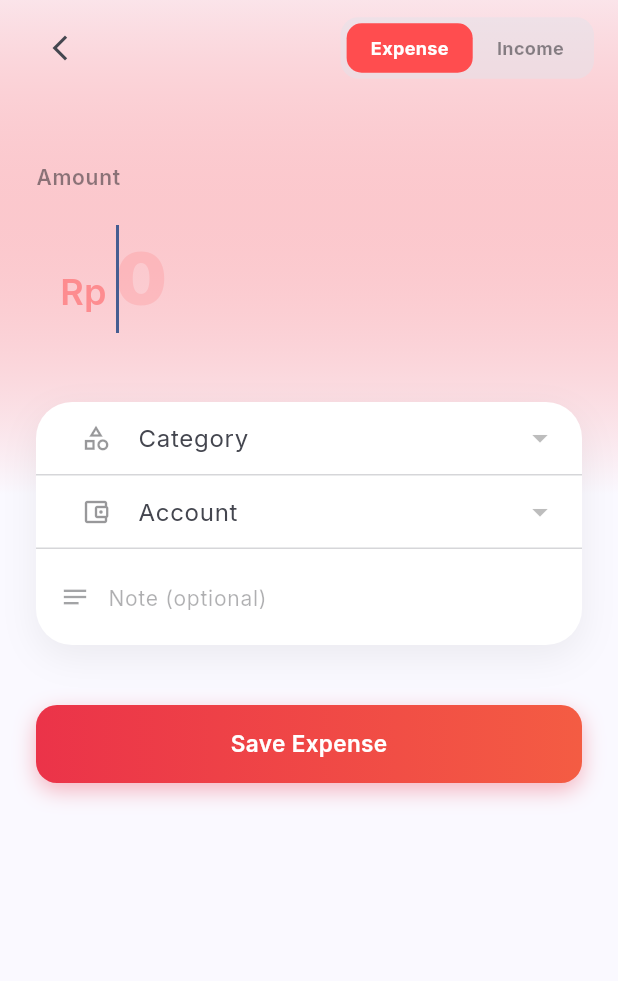
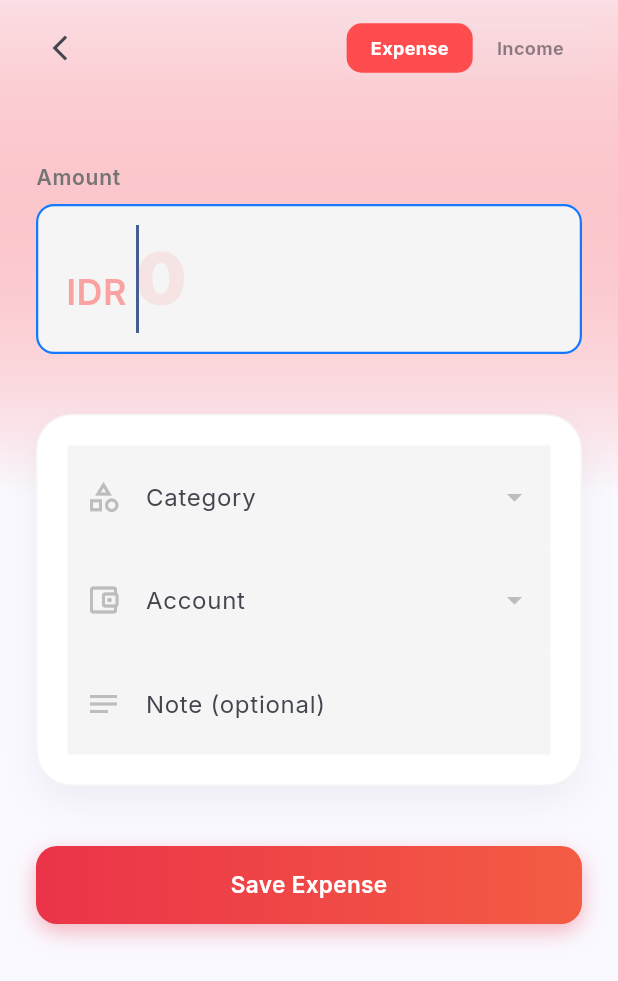
Before and after one commit to randyyuanda/finance-tracker, a Flutter app: the QuickAddScreen screen opened by its route, on a phone screen of 412 x 824 dp. Shown: the top 981 px of the screen. Run offline on Flutter 3.47's test engine with Material 3 defaults, Android fonts, the phone set to English and light mode, and no system bars; our stand-ins replace dio, firebase_core, firebase_messaging, fl_chart, flutter_local_notifications, google_fonts and 4 more; missing offline and left inert: home_widget; accounts and stored records are empty.

Commit message:
fix: restore QuickAdd original UI style, use account currency instead of Rp
- QuickAddScreen reverted to original simple layout (white card, standard dropdowns)
  keeping: notes field, comma-dot amount formatter, prefilled amount from widget,
  theme-aware dark/light colors, Navigator.canPop back navigation
- prefixText now uses selected account currency (IDR/USD/etc) instead of hardcoded Rp
- l10n.transactionAddedBody accepts optional currency param
- Widget balance in main.dart uses first account currency instead of hardcoded Rp

Co-Authored-By: Claude Sonnet 4.6 <noreply@anthropic.com>

```diff
--- a/mobile/lib/core/l10n.dart
+++ b/mobile/lib/core/l10n.dart
@@ -110,9 +110,9 @@ class AppL10n {
   String get transactionLogged => _t('Transaction Logged', 'Transaksi Dicatat', '交易已记录');
   String get authRequired => _t('Authentication Required', 'Butuh Autentikasi', '需要身份验证');
   String get authRequiredMsg => _t('Please open BuxBux and log in.', 'Silakan buka BuxBux dan masuk.', '请打开 BuxBux 并登录。');
-  String transactionAddedBody(String type, String amount) => _t(
-        '$type of Rp $amount added.',
-        '$type Rp $amount telah ditambahkan.',
+  String transactionAddedBody(String type, String amount, {String currency = 'IDR'}) => _t(
+        '$type of $currency $amount added.',
+        '$type $currency $amount telah ditambahkan.',
         '已添加 $amount 的 $type。',
       );
 
--- a/mobile/lib/main.dart
+++ b/mobile/lib/main.dart
@@ -131,9 +131,11 @@ Future<void> _homeWidgetBackgroundHandler(Uri? uri) async {
       );
 
       // 4. Update the widget balance
-      final balRes = await dio.get('/accounts/balance');
-      final totalBal = balRes.data['totalBalance'] ?? 0;
-      await HomeWidget.saveWidgetData('balance', 'Rp $totalBal');
+      final accRes = await dio.get('/accounts');
+      final accList = accRes.data as List;
+      final firstCurrency = accList.isNotEmpty ? (accList.first['currency'] ?? 'IDR') : 'IDR';
+      final totalBal = accList.fold<double>(0, (s, a) => s + ((a['balance'] as num?)?.toDouble() ?? 0));
+      await HomeWidget.saveWidgetData('balance', '$firstCurrency ${totalBal.toStringAsFixed(0)}');
       await HomeWidget.updateWidget(name: 'BuxBuxWidgetProvider');
     } catch (e) {
       debugPrint('Background Log Error: $e');
--- a/mobile/lib/screens/transactions/quick_add_screen.dart
+++ b/mobile/lib/screens/transactions/quick_add_screen.dart
@@ -38,9 +38,7 @@ class _QuickAddScreenState extends State<QuickAddScreen> {
         _amountCtrl.text = NumberFormat('#,###', 'id_ID').format(amt.toInt());
       }
     }
-    WidgetsBinding.instance.addPostFrameCallback((_) {
-      _loadDefaults();
-    });
+    WidgetsBinding.instance.addPostFrameCallback((_) => _loadDefaults());
   }
 
   void _loadDefaults() {
@@ -48,20 +46,24 @@ class _QuickAddScreenState extends State<QuickAddScreen> {
     final cats = _type == 'income'
         ? context.read<CategoryProvider>().incomeCategories
         : context.read<CategoryProvider>().expenseCategories;
-
     setState(() {
       if (accs.isNotEmpty) _accountId = accs.first.id;
-      if (cats.isNotEmpty) {
-        _categoryId = cats.first.id;
-      } else {
-        _categoryId = null;
-      }
+      if (cats.isNotEmpty) _categoryId = cats.first.id;
     });
+  }
+
+  String get _selectedCurrency {
+    final accs = context.read<AccountProvider>().accounts;
+    if (_accountId == null) return 'IDR';
+    try {
+      return accs.firstWhere((a) => a.id == _accountId).currency;
+    } catch (_) {
+      return accs.isNotEmpty ? accs.first.currency : 'IDR';
+    }
   }
 
   Future<void> _save() async {
     if (_amountCtrl.text.isEmpty || _accountId == null || _categoryId == null) return;
-
     setState(() => _loading = true);
     final rawAmount = double.parse(_amountCtrl.text.replaceAll(RegExp(r'[^0-9]'), ''));
     final ok = await context.read<TransactionProvider>().create({
@@ -79,7 +81,7 @@ class _QuickAddScreenState extends State<QuickAddScreen> {
         await NotificationService.showImmediate(
           id: DateTime.now().hashCode.toString(),
           title: context.l10n.transactionLogged,
-          body: context.l10n.transactionAddedBody(typeLabel, _amountCtrl.text),
+          body: context.l10n.transactionAddedBody(typeLabel, _amountCtrl.text, currency: _selectedCurrency),
         );
         if (Navigator.canPop(context)) {
           Navigator.pop(context, true);
@@ -113,27 +115,25 @@ class _QuickAddScreenState extends State<QuickAddScreen> {
 
     final theme = Theme.of(context);
     final isDark = theme.brightness == Brightness.dark;
-    final cardColor = theme.cardTheme.color ?? (isDark ? const Color(0xFF1E1E2E) : Colors.white);
-    final scaffoldBg = theme.scaffoldBackgroundColor;
+    final cardColor = isDark ? theme.cardTheme.color ?? const Color(0xFF1E1E2E) : Colors.white;
+    final cardBorder = isDark ? Colors.transparent : Colors.grey.shade100;
+    final hintColor = isDark ? Colors.grey.shade600 : Colors.grey.shade400;
+    final labelColor = isDark ? Colors.grey.shade400 : Colors.grey.shade600;
 
     return Scaffold(
-      backgroundColor: scaffoldBg,
+      backgroundColor: theme.scaffoldBackgroundColor,
       body: Container(
         decoration: BoxDecoration(
           gradient: LinearGradient(
             begin: Alignment.topCenter,
             end: Alignment.bottomCenter,
-            colors: [
-              accentColor.withValues(alpha: isDark ? 0.08 : 0.12),
-              scaffoldBg,
-            ],
+            colors: [accentColor.withValues(alpha: 0.15), theme.scaffoldBackgroundColor],
             stops: const [0.0, 0.4],
           ),
         ),
         child: SafeArea(
           child: Column(
             children: [
-              // Header
               Padding(
                 padding: const EdgeInsets.symmetric(horizontal: 16, vertical: 8),
                 child: Row(
@@ -152,13 +152,13 @@ class _QuickAddScreenState extends State<QuickAddScreen> {
                     Container(
                       padding: const EdgeInsets.all(4),
                       decoration: BoxDecoration(
-                        color: theme.colorScheme.surfaceContainerHighest.withValues(alpha: 0.5),
+                        color: theme.colorScheme.surfaceContainerHighest.withValues(alpha: isDark ? 0.4 : 0.1),
                         borderRadius: BorderRadius.circular(12),
                       ),
                       child: Row(
                         children: [
-                          _buildMiniTab('expense', 'Expense', kExpenseColor),
-                          _buildMiniTab('income', 'Income', kIncomeColor),
+                          _buildMiniTab('expense', 'Expense', kExpenseColor, theme),
+                          _buildMiniTab('income', 'Income', kIncomeColor, theme),
                         ],
                       ),
                     ),
@@ -175,12 +175,7 @@ class _QuickAddScreenState extends State<QuickAddScreen> {
                       const SizedBox(height: 20),
                       Text(
                         'Amount',
-                        style: TextStyle(
-                          fontSize: 14,
-                          fontWeight: FontWeight.w600,
-                          color: theme.colorScheme.onSurface.withValues(alpha: 0.5),
-                          letterSpacing: 0.5,
-                        ),
+                        style: TextStyle(fontSize: 14, fontWeight: FontWeight.w600, color: labelColor, letterSpacing: 0.5),
                       ),
                       const SizedBox(height: 8),
                       TextField(
@@ -188,88 +183,69 @@ class _QuickAddScreenState extends State<QuickAddScreen> {
                         autofocus: widget.prefilledAmount == null,
                         keyboardType: TextInputType.number,
                         inputFormatters: [AmountInputFormatter()],
-                        style: TextStyle(
-                          fontSize: 48,
-                          fontWeight: FontWeight.w900,
-                          color: accentColor,
-                          letterSpacing: -1,
-                        ),
+                        style: TextStyle(fontSize: 48, fontWeight: FontWeight.w900, color: accentColor, letterSpacing: -1),
                         decoration: InputDecoration(
                           hintText: '0',
-                          prefixText: 'Rp ',
-                          prefixStyle: TextStyle(
-                            fontSize: 24,
-                            fontWeight: FontWeight.w600,
-                            color: accentColor.withValues(alpha: 0.5),
-                          ),
+                          prefixText: '$_selectedCurrency ',
+                          prefixStyle: TextStyle(fontSize: 24, fontWeight: FontWeight.w600, color: accentColor.withValues(alpha: 0.5)),
                           border: InputBorder.none,
-                          enabledBorder: InputBorder.none,
-                          focusedBorder: InputBorder.none,
-                          filled: false,
-                          hintStyle: TextStyle(color: accentColor.withValues(alpha: 0.15)),
+                          hintStyle: TextStyle(color: accentColor.withValues(alpha: 0.1)),
                         ),
                       ),
-                      const SizedBox(height: 32),
+                      const SizedBox(height: 40),
 
-                      // Input Card
                       Container(
+                        padding: const EdgeInsets.all(20),
                         decoration: BoxDecoration(
                           color: cardColor,
                           borderRadius: BorderRadius.circular(24),
                           boxShadow: [
                             BoxShadow(
-                              color: Colors.black.withValues(alpha: isDark ? 0.3 : 0.06),
+                              color: Colors.black.withValues(alpha: isDark ? 0.3 : 0.05),
                               blurRadius: 20,
-                              offset: const Offset(0, 8),
-                            )
+                              offset: const Offset(0, 10),
+                            ),
                           ],
+                          border: Border.all(color: cardBorder),
                         ),
                         child: Column(
                           children: [
-                            _DropdownTile(
-                              icon: Icons.category_outlined,
-                              label: 'Category',
+                            DropdownButtonFormField<String>(
                               value: _categoryId,
-                              items: categories
-                                  .map((c) => DropdownMenuItem(value: c.id, child: Text(c.name)))
-                                  .toList(),
+                              dropdownColor: cardColor,
+                              decoration: InputDecoration(
+                                labelText: 'Category',
+                                prefixIcon: Icon(Icons.category_outlined, color: hintColor),
+                                border: InputBorder.none,
+                                enabledBorder: InputBorder.none,
+                                focusedBorder: InputBorder.none,
+                              ),
+                              items: categories.map((c) => DropdownMenuItem(value: c.id, child: Text(c.name))).toList(),
                               onChanged: (v) => setState(() => _categoryId = v),
                             ),
-                            Divider(height: 1, color: theme.dividerColor.withValues(alpha: 0.3)),
-                            _DropdownTile(
-                              icon: Icons.account_balance_wallet_outlined,
-                              label: 'Account',
+                            Divider(height: 1, color: isDark ? Colors.white12 : Colors.grey.shade100),
+                            DropdownButtonFormField<String>(
                               value: _accountId,
-                              items: accounts
-                                  .map((a) => DropdownMenuItem(value: a.id, child: Text(a.name)))
-                                  .toList(),
+                              dropdownColor: cardColor,
+                              decoration: InputDecoration(
+                                labelText: 'Account',
+                                prefixIcon: Icon(Icons.account_balance_wallet_outlined, color: hintColor),
+                                border: InputBorder.none,
+                                enabledBorder: InputBorder.none,
+                                focusedBorder: InputBorder.none,
+                              ),
+                              items: accounts.map((a) => DropdownMenuItem(value: a.id, child: Text(a.name))).toList(),
                               onChanged: (v) => setState(() => _accountId = v),
                             ),
-                            Divider(height: 1, color: theme.dividerColor.withValues(alpha: 0.3)),
-                            Padding(
-                              padding: const EdgeInsets.symmetric(horizontal: 16, vertical: 4),
-                              child: Row(
-                                children: [
-                                  Icon(Icons.notes, color: theme.colorScheme.onSurface.withValues(alpha: 0.4), size: 20),
-                                  const SizedBox(width: 12),
-                                  Expanded(
-                                    child: TextField(
-                                      controller: _noteCtrl,
-                                      decoration: InputDecoration(
-                                        hintText: 'Note (optional)',
-                                        border: InputBorder.none,
-                                        enabledBorder: InputBorder.none,
-                                        focusedBorder: InputBorder.none,
-                                        filled: false,
-                                        hintStyle: TextStyle(
-                                          color: theme.colorScheme.onSurface.withValues(alpha: 0.35),
-                                          fontSize: 14,
-                                        ),
-                                        contentPadding: const EdgeInsets.symmetric(vertical: 16),
-                                      ),
-                                    ),
-                                  ),
-                                ],
+                            Divider(height: 1, color: isDark ? Colors.white12 : Colors.grey.shade100),
+                            TextField(
+                              controller: _noteCtrl,
+                              decoration: InputDecoration(
+                                labelText: 'Note (optional)',
+                                prefixIcon: Icon(Icons.notes, color: hintColor),
+                                border: InputBorder.none,
+                                enabledBorder: InputBorder.none,
+                                focusedBorder: InputBorder.none,
                               ),
                             ),
                           ],
@@ -294,7 +270,7 @@ class _QuickAddScreenState extends State<QuickAddScreen> {
     );
   }
 
-  Widget _buildMiniTab(String val, String label, Color color) {
+  Widget _buildMiniTab(String val, String label, Color color, ThemeData theme) {
     final selected = _type == val;
     return GestureDetector(
       onTap: () {
@@ -311,7 +287,7 @@ class _QuickAddScreenState extends State<QuickAddScreen> {
         child: Text(
           label,
           style: TextStyle(
-            color: selected ? Colors.white : Theme.of(context).colorScheme.onSurface.withValues(alpha: 0.5),
+            color: selected ? Colors.white : theme.colorScheme.onSurface.withValues(alpha: 0.5),
             fontWeight: FontWeight.w700,
             fontSize: 12,
           ),
@@ -320,42 +296,3 @@ class _QuickAddScreenState extends State<QuickAddScreen> {
     );
   }
 }
-
-class _DropdownTile<T> extends StatelessWidget {
-  final IconData icon;
-  final String label;
-  final T? value;
-  final List<DropdownMenuItem<T>> items;
-  final ValueChanged<T?> onChanged;
-
-  const _DropdownTile({
-    required this.icon,
-    required this.label,
-    required this.value,
-    required this.items,
-    required this.onChanged,
-  });
-
-  @override
-  Widget build(BuildContext context) {
-    final theme = Theme.of(context);
-    return Padding(
-      padding: const EdgeInsets.symmetric(horizontal: 16),
-      child: DropdownButtonFormField<T>(
-        value: value,
-        dropdownColor: theme.cardTheme.color,
-        decoration: InputDecoration(
-          labelText: label,
-          prefixIcon: Icon(icon, color: theme.colorScheme.onSurface.withValues(alpha: 0.45), size: 20),
-          border: InputBorder.none,
-          enabledBorder: InputBorder.none,
-          focusedBorder: InputBorder.none,
-          filled: false,
-          contentPadding: const EdgeInsets.symmetric(vertical: 4),
-        ),
-        items: items,
-        onChanged: onChanged,
-      ),
-    );
-  }
-}
```
